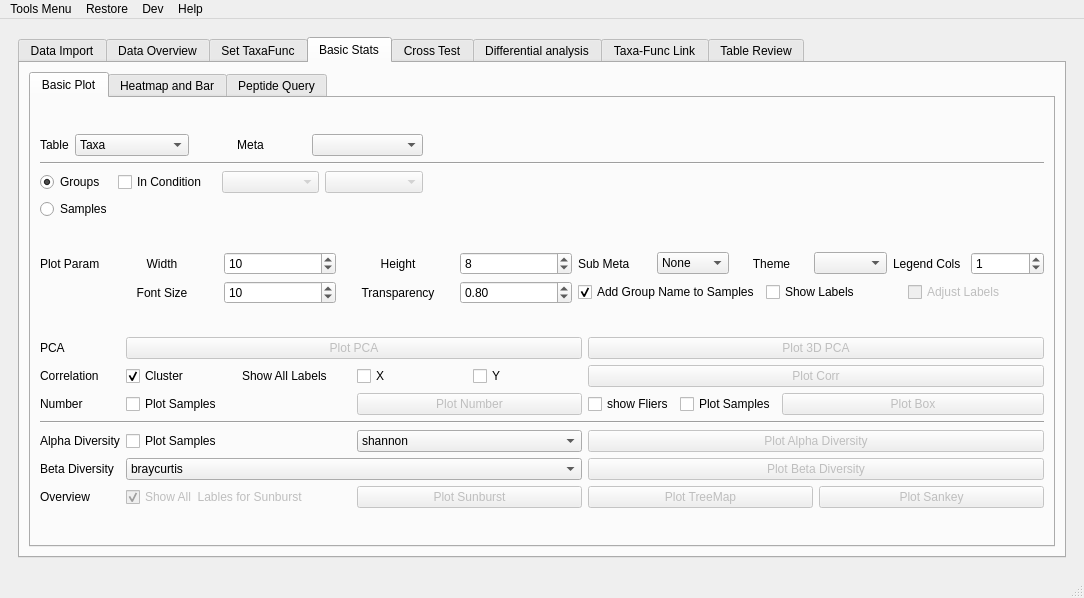
First picture: the form in utils/MetaX_GUI/MainWindow.ui, repository byemaxx/MetaX, before the edit.
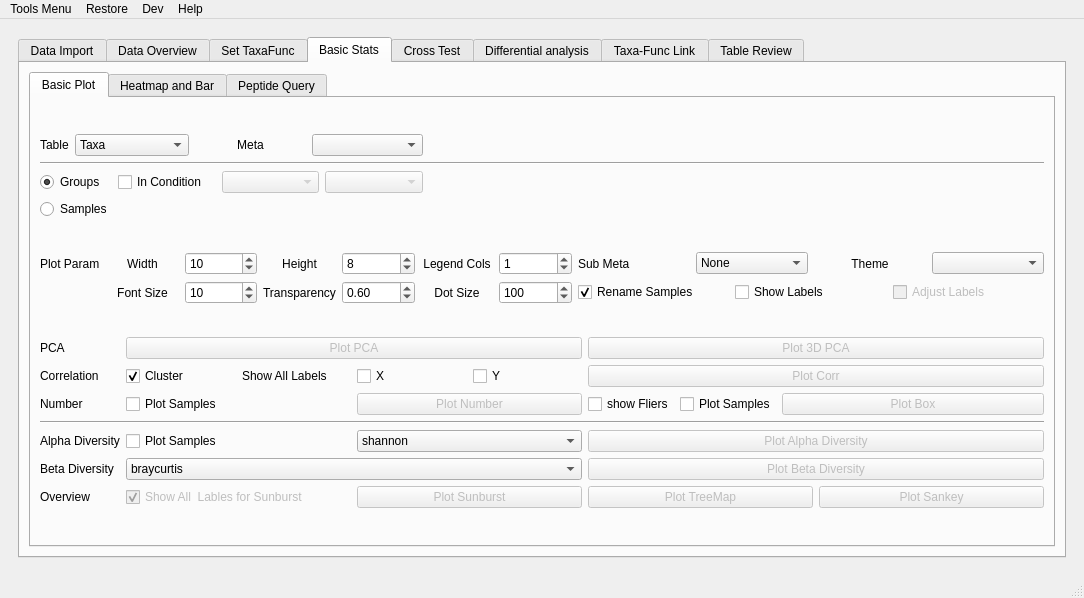
Second picture: the form after the edit.

What changed in the file:
```diff
--- a/utils/MetaX_GUI/MainWindow.ui
+++ b/utils/MetaX_GUI/MainWindow.ui
@@ -1487,7 +1487,7 @@
                        </sizepolicy>
                       </property>
                       <property name="text">
-                       <string>Add Group Name to Samples</string>
+                       <string>Rename Samples</string>
                       </property>
                       <property name="checked">
                        <bool>true</bool>
@@ -1594,6 +1594,29 @@
                       </property>
                      </widget>
                     </item>
+                    <item>
+                     <widget class="QLabel" name="label_159">
+                      <property name="toolTip">
+                       <string>The number of columns in the legend, set 0 to hide</string>
+                      </property>
+                      <property name="text">
+                       <string>Legend Cols</string>
+                      </property>
+                      <property name="alignment">
+                       <set>Qt::AlignCenter</set>
+                      </property>
+                     </widget>
+                    </item>
+                    <item>
+                     <widget class="QSpinBox" name="spinBox_basic_legend_col_num">
+                      <property name="minimum">
+                       <number>0</number>
+                      </property>
+                      <property name="value">
+                       <number>1</number>
+                      </property>
+                     </widget>
+                    </item>
                    </layout>
                   </item>
                   <item row="0" column="2">
@@ -1637,23 +1660,6 @@
                       </property>
                      </widget>
                     </item>
-                    <item>
-                     <widget class="QLabel" name="label_159">
-                      <property name="text">
-                       <string>Legend Cols</string>
-                      </property>
-                     </widget>
-                    </item>
-                    <item>
-                     <widget class="QSpinBox" name="spinBox_basic_legend_col_num">
-                      <property name="minimum">
-                       <number>0</number>
-                      </property>
-                      <property name="value">
-                       <number>1</number>
-                      </property>
-                     </widget>
-                    </item>
                    </layout>
                   </item>
                   <item row="1" column="1">
@@ -1718,7 +1724,36 @@
                        <double>0.050000000000000</double>
                       </property>
                       <property name="value">
-                       <double>0.800000000000000</double>
+                       <double>0.600000000000000</double>
+                      </property>
+                     </widget>
+                    </item>
+                    <item>
+                     <widget class="QLabel" name="label_160">
+                      <property name="toolTip">
+                       <string>Dots size for PCA and Beta Diversity</string>
+                      </property>
+                      <property name="text">
+                       <string>Dot Size</string>
+                      </property>
+                      <property name="alignment">
+                       <set>Qt::AlignCenter</set>
+                      </property>
+                     </widget>
+                    </item>
+                    <item>
+                     <widget class="QSpinBox" name="spinBox_basic_dot_size">
+                      <property name="minimum">
+                       <number>1</number>
+                      </property>
+                      <property name="maximum">
+                       <number>999</number>
+                      </property>
+                      <property name="singleStep">
+                       <number>10</number>
+                      </property>
+                      <property name="value">
+                       <number>100</number>
                       </property>
                      </widget>
                     </item>
```
Left out of the diff: 192 changed lines with no effect on the pictures.
